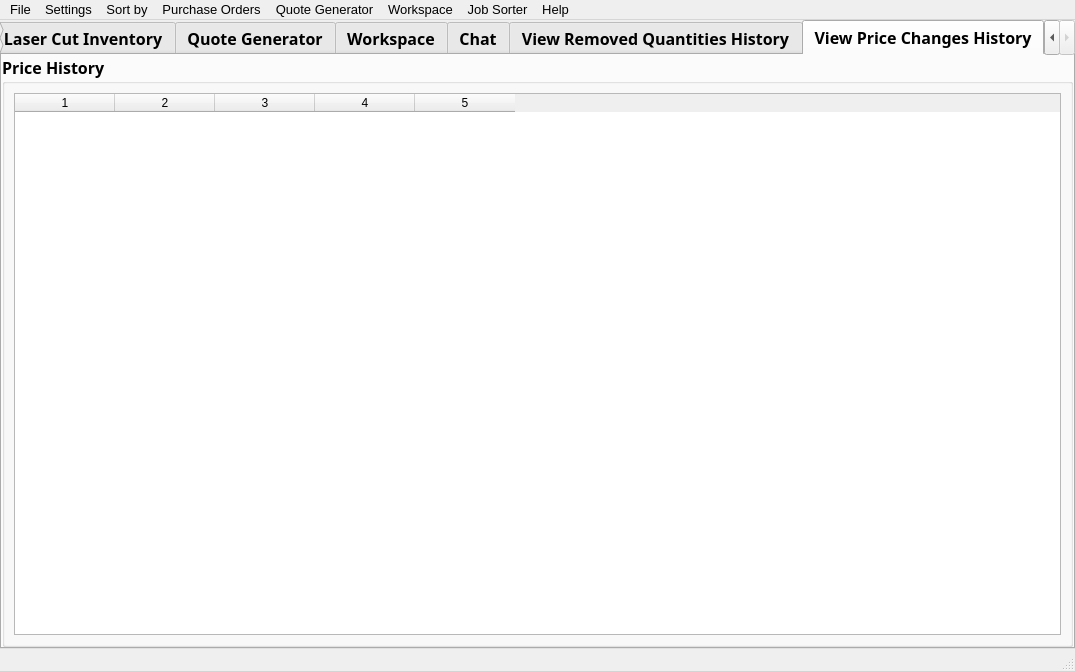
Qt form ui/main_menu.ui (TheCodingJsoftware/Invigo) before a commit.
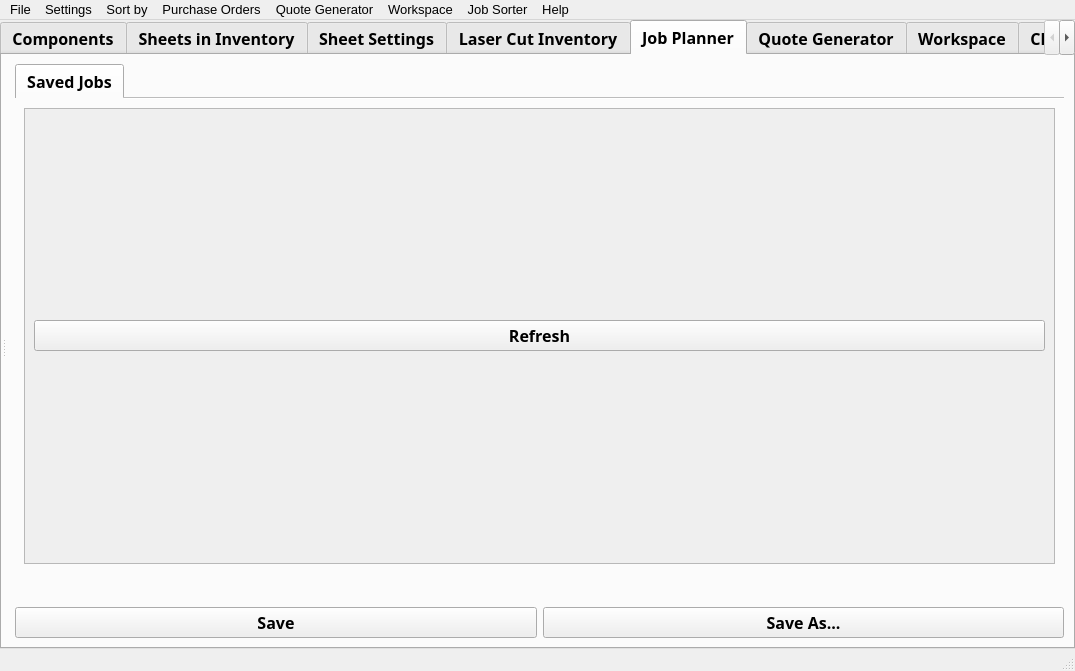
The same form after that commit. The open tabs and pages were chosen to show the change. Icons and pictures are not drawn.

Patch:
```diff
--- a/ui/main_menu.ui
+++ b/ui/main_menu.ui
@@ -81,7 +81,7 @@
        <enum>QTabWidget::Rounded</enum>
       </property>
       <property name="currentIndex">
-       <number>8</number>
+       <number>4</number>
       </property>
       <property name="elideMode">
        <enum>Qt::ElideNone</enum>
@@ -284,6 +284,123 @@
         </item>
        </layout>
       </widget>
+      <widget class="QWidget" name="job_planner">
+       <attribute name="title">
+        <string>Job Planner</string>
+       </attribute>
+       <layout class="QVBoxLayout" name="verticalLayout_11">
+        <property name="leftMargin">
+         <number>0</number>
+        </property>
+        <property name="topMargin">
+         <number>0</number>
+        </property>
+        <property name="rightMargin">
+         <number>9</number>
+        </property>
+        <property name="bottomMargin">
+         <number>0</number>
+        </property>
+        <item>
+         <layout class="QVBoxLayout" name="verticalLayout_10">
+          <property name="bottomMargin">
+           <number>9</number>
+          </property>
+          <item>
+           <widget class="QSplitter" name="splitter">
+            <property name="orientation">
+             <enum>Qt::Horizontal</enum>
+            </property>
+            <widget class="QWidget" name="verticalLayoutWidget_3">
+             <layout class="QVBoxLayout" name="job_planner_layout"/>
+            </widget>
+            <widget class="QWidget" name="verticalLayoutWidget_2">
+             <layout class="QVBoxLayout" name="verticalLayout_16">
+              <property name="leftMargin">
+               <number>9</number>
+              </property>
+              <property name="topMargin">
+               <number>9</number>
+              </property>
+              <item>
+               <widget class="QTabWidget" name="tabWidget_3">
+                <property name="currentIndex">
+                 <number>0</number>
+                </property>
+                <property name="documentMode">
+                 <bool>true</bool>
+                </property>
+                <widget class="QWidget" name="saved_jobs">
+                 <attribute name="title">
+                  <string>Saved Jobs</string>
+                 </attribute>
+                 <layout class="QVBoxLayout" name="verticalLayout_14">
+                  <item>
+                   <widget class="QScrollArea" name="scrollArea_3">
+                    <property name="widgetResizable">
+                     <bool>true</bool>
+                    </property>
+                    <widget class="QWidget" name="scrollAreaWidgetContents_3">
+                     <property name="geometry">
+                      <rect>
+                       <x>0</x>
+                       <y>0</y>
+                       <width>496</width>
+                       <height>483</height>
+                      </rect>
+                     </property>
+                     <layout class="QVBoxLayout" name="verticalLayout_17">
+                      <item>
+                       <layout class="QVBoxLayout" name="saved_planning_jobs_layout"/>
+                      </item>
+                      <item>
+                       <widget class="QPushButton" name="pushButton_refresh_jobs">
+                        <property name="text">
+                         <string>Refresh</string>
+                        </property>
+                       </widget>
+                      </item>
+                     </layout>
+                    </widget>
+                   </widget>
+                  </item>
+                 </layout>
+                </widget>
+               </widget>
+              </item>
+              <item>
+               <widget class="QLabel" name="label_job_save_status">
+                <property name="text">
+                 <string/>
+                </property>
+               </widget>
+              </item>
+              <item>
+               <layout class="QHBoxLayout" name="horizontalLayout_3">
+                <item>
+                 <widget class="QPushButton" name="pushButton_save_job">
+                  <property name="text">
+                   <string>Save</string>
+                  </property>
+                 </widget>
+                </item>
+                <item>
+                 <widget class="QPushButton" name="pushButton_save_as_job">
+                  <property name="text">
+                   <string>Save As...</string>
+                  </property>
+                 </widget>
+                </item>
+               </layout>
+              </item>
+             </layout>
+            </widget>
+           </widget>
+          </item>
+         </layout>
+        </item>
+       </layout>
+      </widget>
       <widget class="QWidget" name="laser_quote_tab">
        <attribute name="icon">
         <iconset>
```
Left out of the diff: 23 changed lines with no effect on the pictures.
